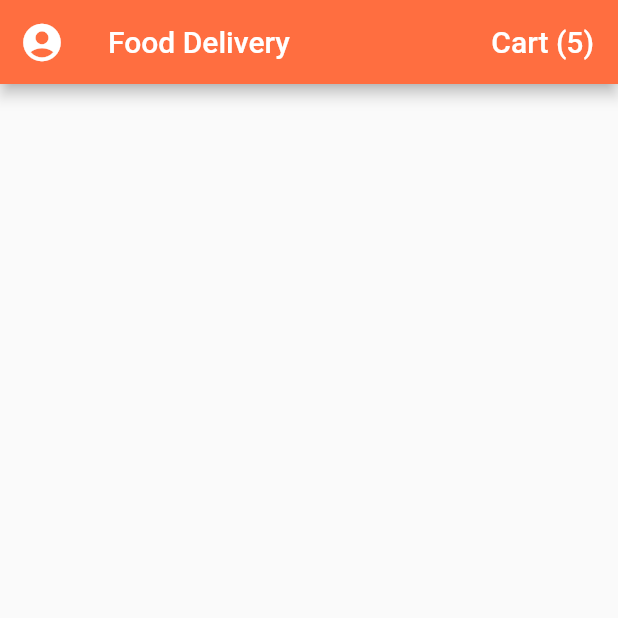
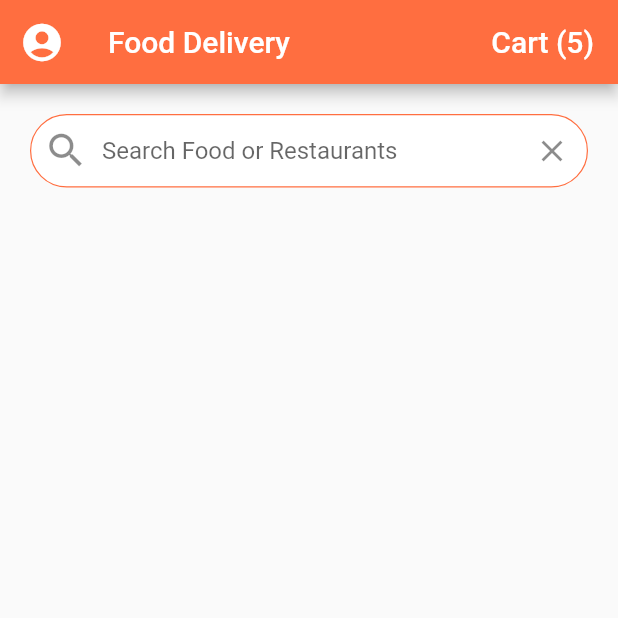
Before and after one commit to hardliver/flutter_food_delivery_ui, a Flutter app: the screen it shows after launch, on a phone screen of 412 x 824 dp, the top half of it. Run offline on Flutter 3.47's test engine with Material 2 defaults, Android fonts, the phone set to English and light mode, and no system bars.

Commit message:
5. Search Bar

```diff
--- a/lib/screens/home_screen.dart
+++ b/lib/screens/home_screen.dart
@@ -31,6 +31,40 @@ class _HomeScreenState extends State<HomeScreen> {
           )
         ],
       ),
+      body: ListView(
+        children: <Widget>[
+          Padding(
+            padding: EdgeInsets.all(20.0),
+            child: TextField(
+              decoration: InputDecoration(
+                contentPadding: EdgeInsets.symmetric(vertical: 15.0),
+                fillColor: Colors.white,
+                filled: true,
+                border: OutlineInputBorder(
+                  borderRadius: BorderRadius.circular(30.0),
+                  borderSide: BorderSide(width: 0.8),
+                ),
+                enabledBorder: OutlineInputBorder(
+                  borderRadius: BorderRadius.circular(30.0),
+                  borderSide: BorderSide(
+                    width: 0.8,
+                    color: Theme.of(context).primaryColor,
+                  ),
+                ),
+                hintText: 'Search Food or Restaurants',
+                prefixIcon: Icon(
+                  Icons.search,
+                  size: 30.0,
+                ),
+                suffixIcon: IconButton(
+                  icon: Icon(Icons.clear),
+                  onPressed: () {},
+                ),
+              ),
+            ),
+          )
+        ],
+      ),
     );
   }
 }
```
